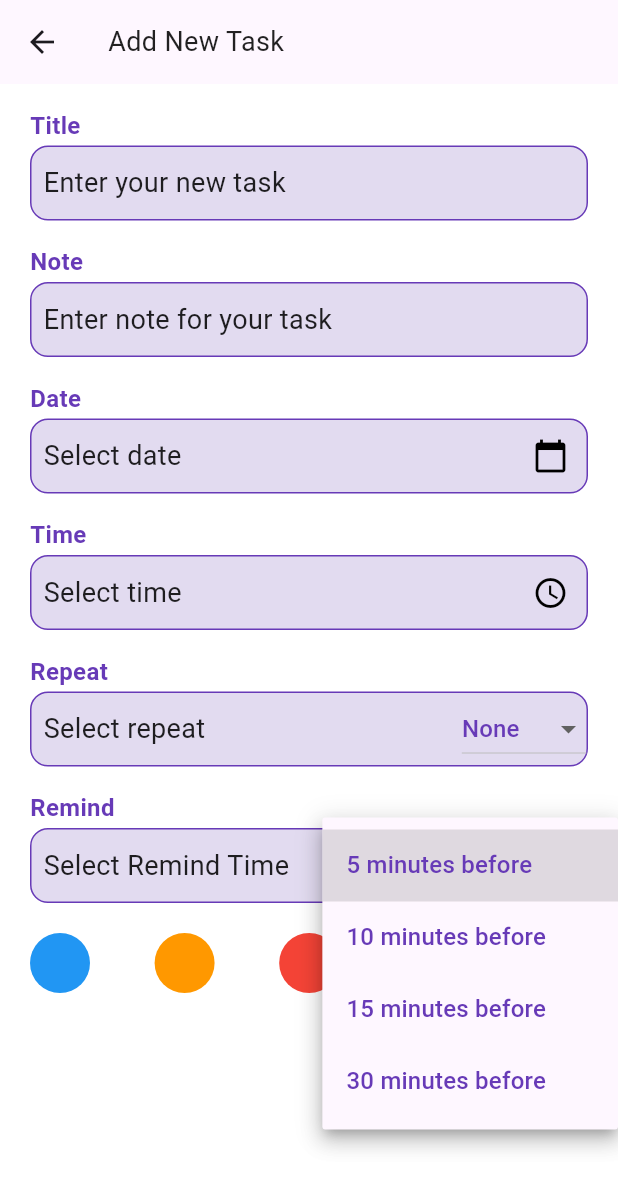
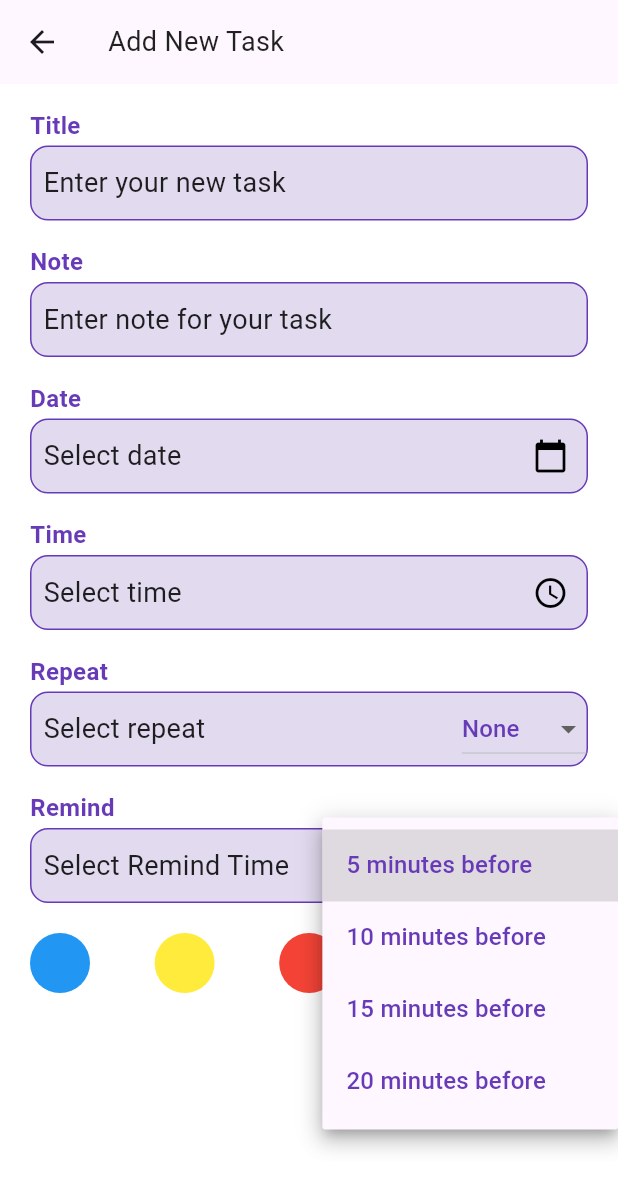
Before and after one commit to MYAT-THEINGI-MIN/Study-Partners, a Flutter app: the AddTaskPage screen opened directly with empty values, after a tap on "5 minutes before", on a phone screen of 412 x 824 dp. Shown: the top 1189 px of the screen. Run offline on Flutter 3.47's test engine with Material 3 defaults, Android fonts, the phone set to English and light mode, and no system bars; our stand-ins replace cloud_firestore, equatable, file_picker, firebase_auth, firebase_core, firebase_storage and 8 more; accounts and stored records are empty; network calls fail.

Commit message:
just moving some files

```diff
--- a/lib/main.dart
+++ b/lib/main.dart
@@ -33,7 +33,7 @@ class MyApp extends StatelessWidget {
   }
 
   Future<void> _scheduleNotification(String message) async {
-    final androidPlatformChannelSpecifics = AndroidNotificationDetails(
+    const androidPlatformChannelSpecifics = AndroidNotificationDetails(
       'your_channel_id',
       'your_channel_name',
       channelDescription: 'your_channel_description',
@@ -97,7 +97,7 @@ class MyApp extends StatelessWidget {
             return SplashScreen(
                 duration: 3,
                 nextPage:
-                    loginOrRegiser()); // Show splash for 3 seconds if not logged in
+                    LoginOrRegister()); // Show splash for 3 seconds if not logged in
           }
         }
       },
--- a/lib/screens/GpChat/EditGp.dart
+++ b/lib/screens/GpChat/EditGroup/EditGp.dart
@@ -4,7 +4,7 @@ import 'package:image_picker/image_picker.dart';
 import 'dart:io';
 import 'package:firebase_storage/firebase_storage.dart';
 import 'package:firebase_auth/firebase_auth.dart';
-import 'package:sp_test/screens/GpChat/addPartner.dart';
+import 'package:sp_test/screens/GpChat/EditGroup/addPartner.dart';
 
 class EditGroupPage extends StatefulWidget {
   final String groupId;
--- a/lib/screens/GpChat/GpChatroom.dart
+++ b/lib/screens/GpChat/GpChatroom.dart
@@ -7,8 +7,8 @@ import 'package:intl/intl.dart';
 import 'package:image_picker/image_picker.dart';
 import 'package:sp_test/Service/chatService.dart';
 import 'package:sp_test/Service/messageItem.dart';
-import 'package:sp_test/screens/GpChat/EditGp.dart';
-import 'package:sp_test/screens/GpChat/LeaveGp.dart';
+import 'package:sp_test/screens/GpChat/EditGroup/EditGp.dart';
+import 'package:sp_test/screens/GpChat/EditGroup/LeaveGp.dart';
 import 'package:sp_test/widgets/messageInput.dart';
 
 class GpChatRoom extends StatefulWidget {
--- a/lib/screens/GpChat/GpHomePg.dart
+++ b/lib/screens/GpChat/GpHomePg.dart
@@ -1,9 +1,9 @@
 import 'package:flutter/material.dart';
 import 'package:cloud_firestore/cloud_firestore.dart';
-import 'package:sp_test/screens/GpChat/EditGp.dart'; // Make sure this import path is correct
+import 'package:sp_test/screens/GpChat/EditGroup/EditGp.dart'; // Make sure this import path is correct
 import 'package:sp_test/screens/GpChat/FlashCard/FCpage.dart';
 import 'package:sp_test/screens/GpChat/GpChatroom.dart';
-import 'package:sp_test/screens/GpChat/GpPlans.dart';
+import 'package:sp_test/screens/GpChat/GpPlans/GpPlans.dart';
 import 'package:sp_test/screens/GpChat/LeaderBoard.dart';
 import 'package:sp_test/screens/GpChat/MemberList.dart';
 import 'package:firebase_auth/firebase_auth.dart'; // Ensure to import FirebaseAuth
--- a/lib/screens/GpChat/GpPlans.dart
+++ b/lib/screens/GpChat/GpPlans/GpPlans.dart
@@ -1,7 +1,7 @@
 import 'package:flutter/material.dart';
 import 'package:cloud_firestore/cloud_firestore.dart';
-import 'package:sp_test/screens/GpChat/PlanCard.dart';
-import 'package:sp_test/screens/GpChat/addNewGpPlan.dart';
+import 'package:sp_test/screens/GpChat/GpPlans/PlanCard.dart';
+import 'package:sp_test/screens/GpChat/GpPlans/addNewGpPlan.dart';
 
 class GpPlans extends StatelessWidget {
   final String groupId;
--- a/lib/screens/GpChat/MemberList.dart
+++ b/lib/screens/GpChat/MemberList.dart
@@ -1,7 +1,7 @@
 import 'package:flutter/material.dart';
 import 'package:cloud_firestore/cloud_firestore.dart';
 import 'package:firebase_auth/firebase_auth.dart';
-import 'package:sp_test/screens/GpChat/addPartner.dart'; // Make sure this import path is correct
+import 'package:sp_test/screens/GpChat/EditGroup/addPartner.dart'; // Make sure this import path is correct
 
 class MemberList extends StatefulWidget {
   final String groupId;
--- a/lib/screens/GpChat/createGp.dart
+++ b/lib/screens/GpChat/createGp.dart
@@ -4,7 +4,7 @@ import 'package:flutter/material.dart';
 import 'package:cloud_firestore/cloud_firestore.dart';
 import 'package:firebase_auth/firebase_auth.dart';
 import 'package:image_picker/image_picker.dart';
-import 'package:sp_test/screens/GpChat/addPartner.dart';
+import 'package:sp_test/screens/GpChat/EditGroup/addPartner.dart';
 
 class CreateGroup extends StatefulWidget {
   @override
--- a/lib/screens/Planner/addTaskPg.dart
+++ b/lib/screens/Planner/addTaskPg.dart
@@ -1,34 +1,56 @@
 import 'package:flutter/material.dart';
+import 'package:intl/intl.dart';
 import 'package:sp_test/screens/Planner/InputField.dart';
 import 'package:sp_test/screens/Planner/button.dart';
 import 'package:sp_test/screens/Planner/colorCircle.dart';
 import 'package:sp_test/screens/Planner/firebaseService.dart';
 
 class AddTaskPage extends StatefulWidget {
-  final String uid; // Pass uid to AddTaskPage
+  final String uid;
+  final String? title;
+  final String? description;
+  final DateTime? deadline;
 
-  const AddTaskPage({Key? key, required this.uid, required String taskId})
-      : super(key: key);
+  const AddTaskPage({
+    Key? key,
+    required this.uid,
+    this.title,
+    this.description,
+    this.deadline,
+  }) : super(key: key);
 
   @override
   _AddTaskPageState createState() => _AddTaskPageState();
 }
 
 class _AddTaskPageState extends State<AddTaskPage> {
-  final TextEditingController _titleController = TextEditingController();
-  final TextEditingController _noteController = TextEditingController();
-  final TextEditingController _dateController = TextEditingController();
-  final TextEditingController _timeController = TextEditingController();
+  late TextEditingController _titleController;
+  late TextEditingController _noteController;
+  late TextEditingController _dateController;
+  late TextEditingController _timeController;
   String _selectedRepeat = 'None';
   String _selectedRemind = '5 minutes before';
   Color? _selectedColor;
 
   final FirebaseService _firebaseService = FirebaseService();
 
+  @override
+  void initState() {
+    super.initState();
+    _titleController = TextEditingController(text: widget.title ?? '');
+    _noteController = TextEditingController(text: widget.description ?? '');
+    _dateController = TextEditingController(
+      text: widget.deadline != null
+          ? DateFormat('yyyy-MM-dd').format(widget.deadline!)
+          : '',
+    );
+    _timeController = TextEditingController();
+  }
+
   Future<void> _selectDate(BuildContext context) async {
     final DateTime? picked = await showDatePicker(
       context: context,
-      initialDate: DateTime.now(),
+      initialDate: widget.deadline ?? DateTime.now(),
       firstDate: DateTime(2000),
       lastDate: DateTime(2101),
     );
@@ -199,7 +221,7 @@ class _AddTaskPageState extends State<AddTaskPage> {
                     '5 minutes before',
                     '10 minutes before',
                     '15 minutes before',
-                    '30 minutes before'
+                    '20 minutes before'
                   ].map<DropdownMenuItem<String>>((String value) {
                     return DropdownMenuItem<String>(
                       value: value,
@@ -225,11 +247,11 @@ class _AddTaskPageState extends State<AddTaskPage> {
                       },
                     ),
                     ColorCircle(
-                      color: Colors.orange,
-                      isSelected: _selectedColor == Colors.orange,
+                      color: Colors.yellow,
+                      isSelected: _selectedColor == Colors.yellow,
                       onTap: () {
                         setState(() {
-                          _selectedColor = Colors.orange;
+                          _selectedColor = Colors.yellow;
                         });
                       },
                     ),
--- a/lib/screens/Planner/plannerPg.dart
+++ b/lib/screens/Planner/plannerPg.dart
@@ -162,7 +162,6 @@ class _PlannerPageState extends State<PlannerPage> {
                   MaterialPageRoute(
                     builder: (context) => AddTaskPage(
                       uid: _currentUser!.uid,
-                      taskId: '',
                     ),
                   ),
                 ).then((_) {
--- a/lib/screens/loginOrRegiser.dart
+++ b/lib/screens/loginOrRegiser.dart
@@ -3,7 +3,7 @@ import 'package:sp_test/Service/FireBaseImage.dart';
 import 'package:sp_test/screens/loginPg.dart';
 import 'package:sp_test/screens/registerPg.dart';
 
-class loginOrRegiser extends StatelessWidget {
+class LoginOrRegister extends StatelessWidget {
   @override
   Widget build(BuildContext context) {
     return Scaffold(
@@ -29,7 +29,7 @@ class loginOrRegiser extends StatelessWidget {
               children: [
                 ElevatedButton(
                   onPressed: () {
-                    Navigator.push(
+                    Navigator.pushReplacement(
                       context,
                       MaterialPageRoute(builder: (context) => LoginPg()),
                     );
@@ -48,7 +48,7 @@ class loginOrRegiser extends StatelessWidget {
                 SizedBox(height: 10),
                 ElevatedButton(
                   onPressed: () {
-                    Navigator.push(
+                    Navigator.pushReplacement(
                       context,
                       MaterialPageRoute(builder: (context) => RegisterPg()),
                     );
```
Also changed, not shown: lib/screens/GpChat/GpPlans/PlanCard.dart (renamed from lib/screens/GpChat/PlanCard.dart, +30 -6 lines), lib/screens/GpChat/GpPlans/planDetailPg.dart (renamed from lib/screens/GpChat/planDetailPg.dart, +83 -5 lines), lib/screens/GpChat/EditGroup/LeaveGp.dart (renamed from lib/screens/GpChat/LeaveGp.dart), lib/screens/GpChat/EditGroup/addPartner.dart (renamed from lib/screens/GpChat/addPartner.dart), lib/screens/GpChat/GpPlans/addNewGpPlan.dart (renamed from lib/screens/GpChat/addNewGpPlan.dart).
